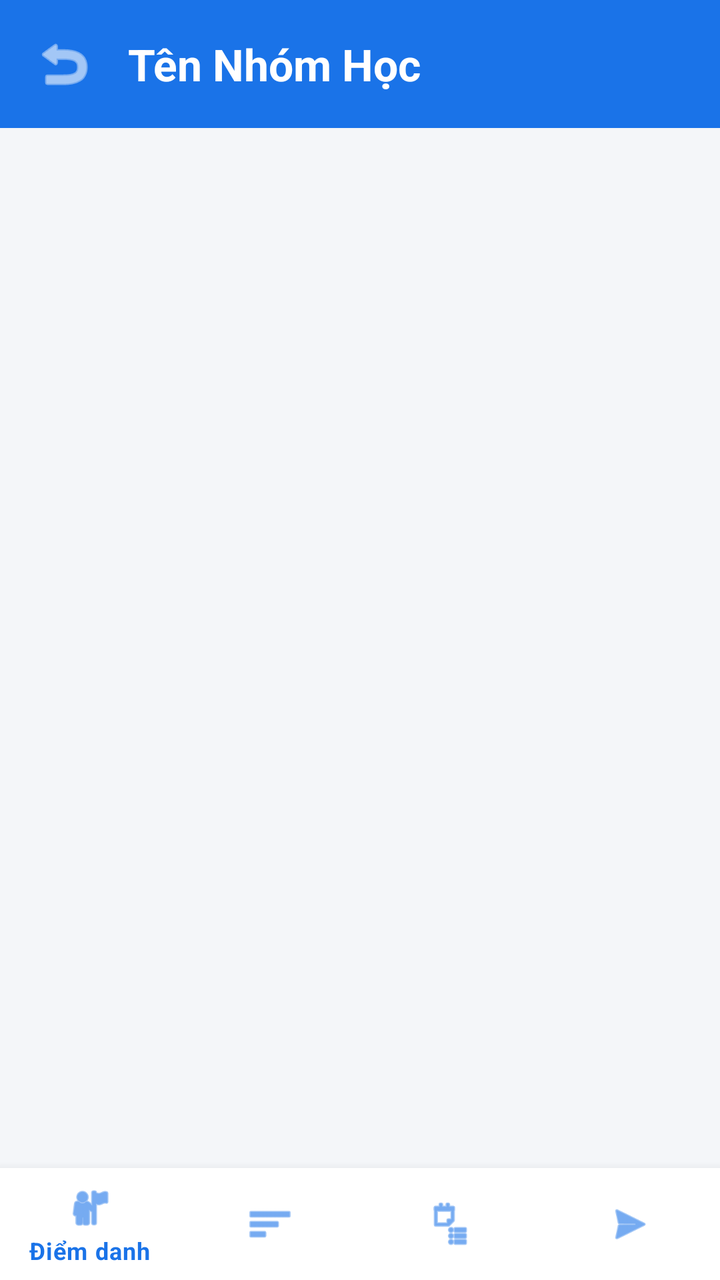
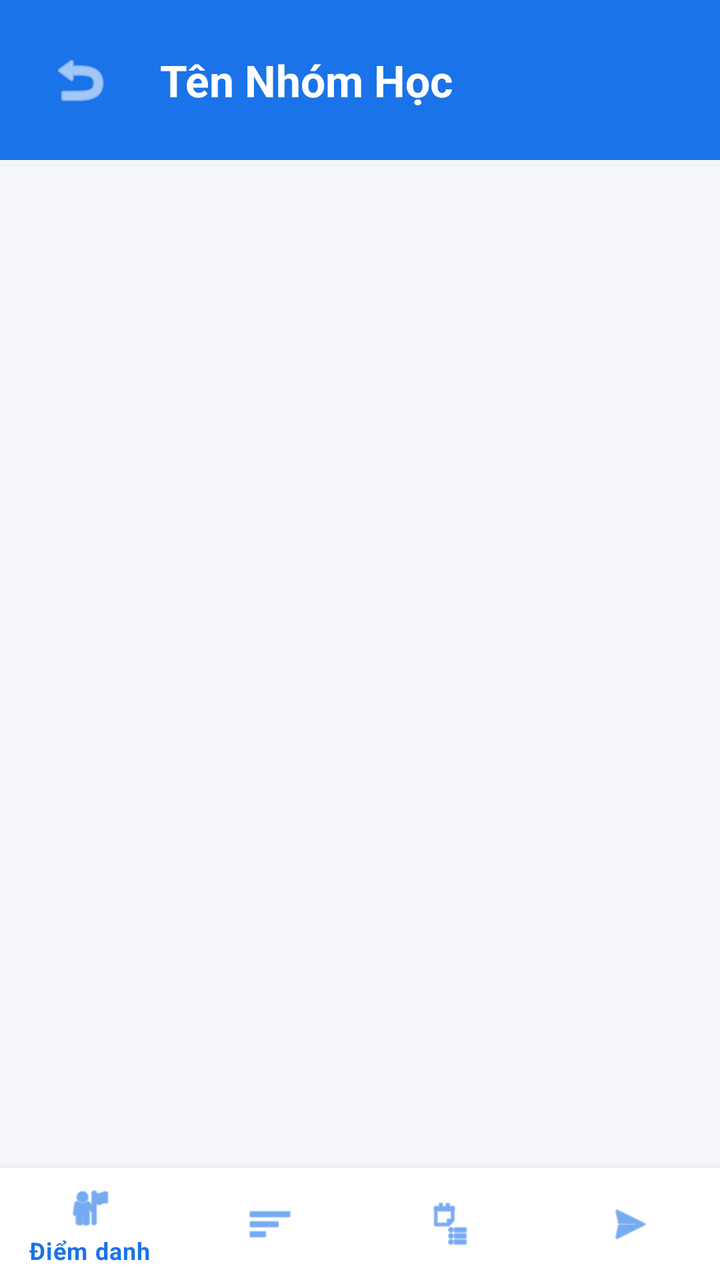

Compare the two renders of this Android layout. The source of the first and the diff that turns it into the second are given below.
<!-- AndroidManifest.xml: application theme Theme.StudyGroupAPP -->
<!-- res/layout/activity_group_detail.xml -->
<?xml version="1.0" encoding="utf-8"?>
<RelativeLayout xmlns:android="http://schemas.android.com/apk/res/android"
    xmlns:app="http://schemas.android.com/apk/res-auto"
    android:layout_width="match_parent"
    android:layout_height="match_parent"
    android:background="@color/colorBackground">

    <LinearLayout
        android:id="@+id/layoutHeader"
        android:layout_width="match_parent"
        android:layout_height="wrap_content"
        android:background="@color/colorPrimary"
        android:gravity="center_vertical"
        android:orientation="horizontal"
        android:padding="16dp">

        <ImageView
            android:id="@+id/btnBack"
            android:layout_width="32dp"
            android:layout_height="32dp"
            android:background="?attr/selectableItemBackgroundBorderless"
            android:clickable="true"
            android:focusable="true"
            android:src="@android:drawable/ic_menu_revert"
            app:tint="@color/white" />

        <TextView
            android:id="@+id/tvDetailGroupName"
            android:layout_width="match_parent"
            android:layout_height="wrap_content"
            android:layout_marginStart="16dp"
            android:text="Tên Nhóm Học"
            android:textColor="@color/white"
            android:textSize="22sp"
            android:textStyle="bold" />
    </LinearLayout>

    <FrameLayout
        android:id="@+id/frameLayoutContainer"
        android:layout_width="match_parent"
        android:layout_height="match_parent"
        android:layout_above="@id/bottomNavigation"
        android:layout_below="@id/layoutHeader" />

    <com.google.android.material.bottomnavigation.BottomNavigationView
        android:id="@+id/bottomNavigation"
        android:layout_width="match_parent"
        android:layout_height="wrap_content"
        android:layout_alignParentBottom="true"
        android:background="@android:color/white"
        app:elevation="8dp"
        app:itemIconTint="@color/colorPrimary"
        app:itemTextColor="@color/colorPrimary"
        app:menu="@menu/bottom_nav_menu" />

</RelativeLayout>
<!-- resources referenced by this layout -->
<resources>
  <color name="colorBackground">#F4F6F9</color>
  <color name="colorPrimary">#1A73E8</color>
  <color name="white">#FFFFFF</color>
  <style name="Theme.StudyGroupAPP" parent="Base.Theme.StudyGroupAPP" />
  <style name="Base.Theme.StudyGroupAPP" parent="Theme.MaterialComponents.Light.NoActionBar">
          <item name="colorPrimary">@color/colorPrimary</item>
          <item name="colorPrimaryVariant">@color/colorPrimaryDark</item>
          <item name="colorOnPrimary">@color/white</item>
          <item name="colorSecondary">@color/colorAccent</item>
      </style>
  <color name="colorPrimaryDark">#0D47A1</color>
  <color name="colorAccent">#FF9800</color>
</resources>

<!-- the commit's change to res/layout/activity_group_detail.xml (unified diff, before → after) -->
@@ -16,13 +16,15 @@
 
         <ImageView
             android:id="@+id/btnBack"
-            android:layout_width="32dp"
-            android:layout_height="32dp"
+            android:layout_width="48dp"
+            android:layout_height="48dp"
+            android:padding="8dp"
             android:background="?attr/selectableItemBackgroundBorderless"
             android:clickable="true"
             android:focusable="true"
             android:src="@android:drawable/ic_menu_revert"
-            app:tint="@color/white" />
+            app:tint="@color/white"
+            android:contentDescription="Quay lại" />
 
         <TextView
             android:id="@+id/tvDetailGroupName"
@@ -40,7 +42,9 @@
         android:layout_width="match_parent"
         android:layout_height="match_parent"
         android:layout_above="@id/bottomNavigation"
-        android:layout_below="@id/layoutHeader" />
+        android:layout_below="@id/layoutHeader"
+        android:layout_marginTop="-1dp"
+        android:layout_marginBottom="1dp" />
 
     <com.google.android.material.bottomnavigation.BottomNavigationView
         android:id="@+id/bottomNavigation"
